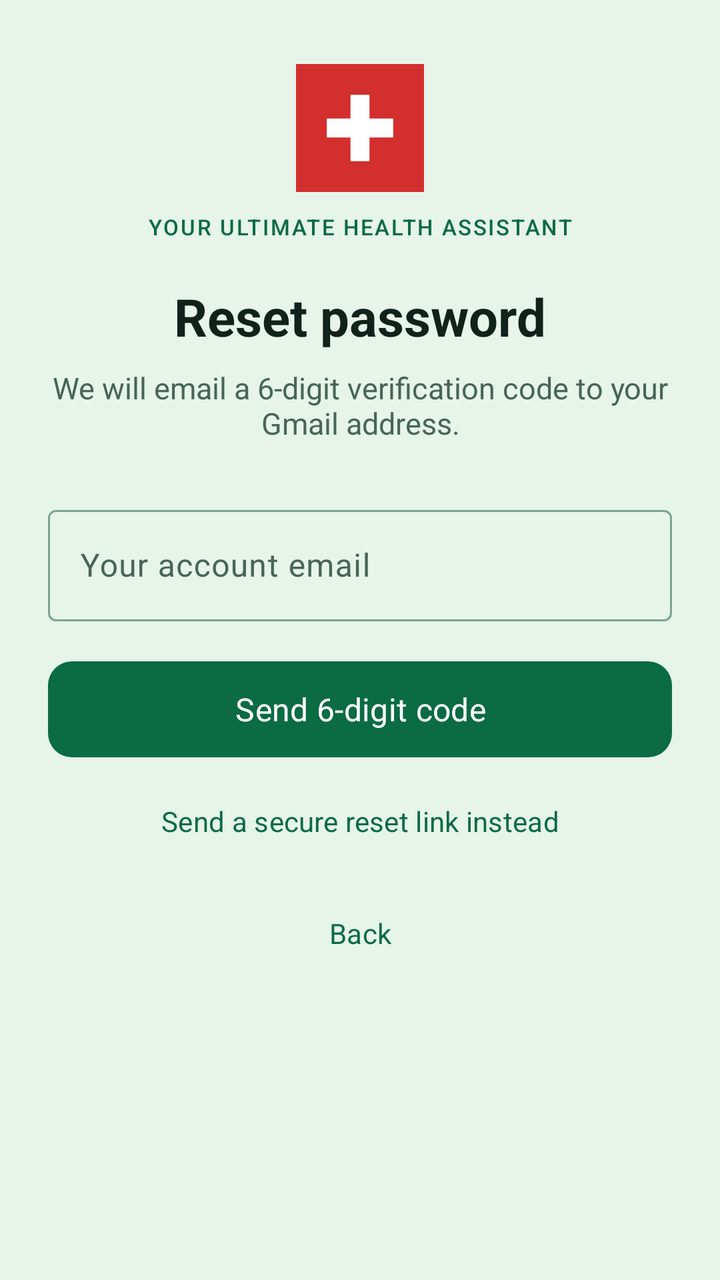
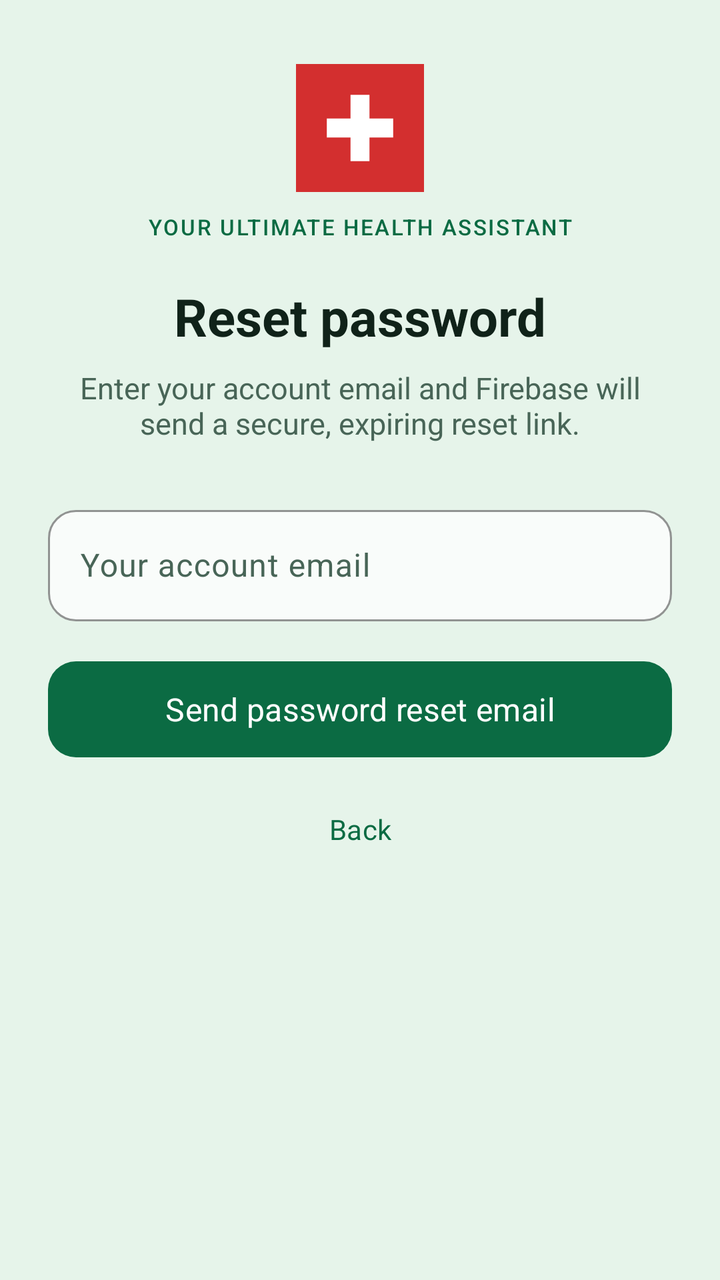

The first picture is an Android layout as it rendered before a commit; the second is the same layout after the commit. The layout source and the unified diff follow.
<!-- AndroidManifest.xml: application theme Theme.ShasthoBondhu -->
<!-- res/layout/fragment_forgot_password.xml -->
<?xml version="1.0" encoding="utf-8"?>
<ScrollView xmlns:android="http://schemas.android.com/apk/res/android"
    xmlns:app="http://schemas.android.com/apk/res-auto"
    android:layout_width="match_parent"
    android:layout_height="match_parent"
    android:background="@color/background"
    android:fillViewport="true">

    <LinearLayout
        android:layout_width="match_parent"
        android:layout_height="wrap_content"
        android:orientation="vertical"
        android:paddingHorizontal="24dp"
        android:paddingTop="32dp"
        android:paddingBottom="32dp">

        <ImageView
            android:layout_width="64dp"
            android:layout_height="64dp"
            android:layout_gravity="center_horizontal"
            android:contentDescription="@string/app_name"
            android:src="@drawable/ic_app_logo" />

        <TextView
            android:layout_width="match_parent"
            android:layout_height="wrap_content"
            android:layout_marginTop="10dp"
            android:fontFamily="sans-serif-medium"
            android:gravity="center"
            android:letterSpacing="0.08"
            android:text="@string/brand_tagline"
            android:textColor="@color/primary"
            android:textSize="11sp" />

        <TextView
            android:layout_width="match_parent"
            android:layout_height="wrap_content"
            android:layout_marginTop="20dp"
            android:gravity="center"
            android:text="@string/forgot_title"
            android:textColor="@color/text_primary"
            android:textSize="26sp"
            android:textStyle="bold" />

        <TextView
            android:id="@+id/tvSubtitle"
            android:layout_width="match_parent"
            android:layout_height="wrap_content"
            android:layout_marginTop="8dp"
            android:gravity="center"
            android:text="@string/forgot_subtitle"
            android:textColor="@color/text_secondary"
            android:textSize="15sp" />

        
        <LinearLayout
            android:id="@+id/groupEmail"
            android:layout_width="match_parent"
            android:layout_height="wrap_content"
            android:layout_marginTop="28dp"
            android:orientation="vertical">

            <com.google.android.material.textfield.TextInputLayout
                android:id="@+id/tilEmail"
                style="@style/Widget.Material3.TextInputLayout.OutlinedBox"
                android:layout_width="match_parent"
                android:layout_height="wrap_content"
                android:hint="@string/forgot_email_step">

                <com.google.android.material.textfield.TextInputEditText
                    android:id="@+id/etEmail"
                    android:layout_width="match_parent"
                    android:layout_height="wrap_content"
                    android:autofillHints="emailAddress"
                    android:inputType="textEmailAddress"
                    android:maxLines="1" />
            </com.google.android.material.textfield.TextInputLayout>

            <com.google.android.material.button.MaterialButton
                android:id="@+id/btnSendCode"
                android:layout_width="match_parent"
                android:layout_height="56dp"
                android:layout_marginTop="16dp"
                android:text="@string/send_reset_code"
                android:textAllCaps="false"
                android:textSize="16sp"
                app:cornerRadius="12dp" />

            <com.google.android.material.button.MaterialButton
                android:id="@+id/btnSendLink"
                style="@style/Widget.Material3.Button.TextButton"
                android:layout_width="match_parent"
                android:layout_height="wrap_content"
                android:layout_marginTop="4dp"
                android:text="@string/send_reset_link"
                android:textAllCaps="false" />
        </LinearLayout>

        
        <LinearLayout
            android:id="@+id/groupReset"
            android:layout_width="match_parent"
            android:layout_height="wrap_content"
            android:layout_marginTop="24dp"
            android:orientation="vertical"
            android:visibility="gone">

            <TextView
                android:id="@+id/tvCodeSent"
                android:layout_width="match_parent"
                android:layout_height="wrap_content"
                android:layout_marginBottom="12dp"
                android:textColor="@color/text_secondary"
                android:textSize="14sp" />

            <com.google.android.material.textfield.TextInputLayout
                android:id="@+id/tilCode"
                style="@style/Widget.Material3.TextInputLayout.OutlinedBox"
                android:layout_width="match_parent"
                android:layout_height="wrap_content"
                android:hint="@string/hint_verification_code">

                <com.google.android.material.textfield.TextInputEditText
                    android:id="@+id/etCode"
                    android:layout_width="match_parent"
                    android:layout_height="wrap_content"
                    android:inputType="number"
                    android:maxLength="6"
                    android:maxLines="1" />
            </com.google.android.material.textfield.TextInputLayout>

            <com.google.android.material.textfield.TextInputLayout
                android:id="@+id/tilNewPassword"
                style="@style/Widget.Material3.TextInputLayout.OutlinedBox"
                android:layout_width="match_parent"
                android:layout_height="wrap_content"
                android:layout_marginTop="12dp"
                android:hint="@string/hint_new_password"
                app:endIconMode="password_toggle">

                <com.google.android.material.textfield.TextInputEditText
                    android:id="@+id/etNewPassword"
                    android:layout_width="match_parent"
                    android:layout_height="wrap_content"
                    android:autofillHints="newPassword"
                    android:inputType="textPassword"
                    android:maxLines="1" />
            </com.google.android.material.textfield.TextInputLayout>

            <com.google.android.material.textfield.TextInputLayout
                android:id="@+id/tilConfirmPassword"
                style="@style/Widget.Material3.TextInputLayout.OutlinedBox"
                android:layout_width="match_parent"
                android:layout_height="wrap_content"
                android:layout_marginTop="12dp"
                android:hint="@string/hint_confirm_password"
                app:endIconMode="password_toggle">

                <com.google.android.material.textfield.TextInputEditText
                    android:id="@+id/etConfirmPassword"
                    android:layout_width="match_parent"
                    android:layout_height="wrap_content"
                    android:autofillHints="newPassword"
                    android:inputType="textPassword"
                    android:maxLines="1" />
            </com.google.android.material.textfield.TextInputLayout>

            <com.google.android.material.button.MaterialButton
                android:id="@+id/btnReset"
                android:layout_width="match_parent"
                android:layout_height="56dp"
                android:layout_marginTop="20dp"
                android:text="@string/action_reset_password"
                android:textAllCaps="false"
                android:textSize="16sp"
                app:cornerRadius="12dp" />

            <com.google.android.material.button.MaterialButton
                android:id="@+id/btnResend"
                style="@style/Widget.Material3.Button.TextButton"
                android:layout_width="wrap_content"
                android:layout_height="wrap_content"
                android:layout_gravity="center_horizontal"
                android:layout_marginTop="4dp"
                android:enabled="false"
                android:text="@string/resend_code"
                android:textAllCaps="false" />

            <TextView
                android:id="@+id/tvDemoCode"
                android:layout_width="match_parent"
                android:layout_height="wrap_content"
                android:layout_marginTop="16dp"
                android:background="@color/secondary"
                android:padding="12dp"
                android:textColor="@color/text_primary"
                android:textIsSelectable="true"
                android:textSize="14sp"
                android:visibility="gone" />
        </LinearLayout>

        
        <LinearLayout
            android:id="@+id/groupDone"
            android:layout_width="match_parent"
            android:layout_height="wrap_content"
            android:layout_marginTop="32dp"
            android:gravity="center_horizontal"
            android:orientation="vertical"
            android:visibility="gone">

            <TextView
                android:id="@+id/tvDoneTitle"
                android:layout_width="match_parent"
                android:layout_height="wrap_content"
                android:gravity="center"
                android:text="@string/reset_success_title"
                android:textColor="@color/text_primary"
                android:textSize="22sp"
                android:textStyle="bold" />

            <TextView
                android:id="@+id/tvDoneMessage"
                android:layout_width="match_parent"
                android:layout_height="wrap_content"
                android:layout_marginTop="8dp"
                android:gravity="center"
                android:text="@string/reset_success_message"
                android:textColor="@color/text_secondary"
                android:textSize="15sp" />

            <com.google.android.material.button.MaterialButton
                android:id="@+id/btnBackToLogin"
                android:layout_width="match_parent"
                android:layout_height="56dp"
                android:layout_marginTop="24dp"
                android:text="@string/action_back_to_login"
                android:textAllCaps="false"
                android:textSize="16sp"
                app:cornerRadius="12dp" />
        </LinearLayout>

        <ProgressBar
            android:id="@+id/progress"
            android:layout_width="wrap_content"
            android:layout_height="wrap_content"
            android:layout_gravity="center_horizontal"
            android:layout_marginTop="16dp"
            android:visibility="gone" />

        <TextView
            android:id="@+id/tvError"
            android:layout_width="match_parent"
            android:layout_height="wrap_content"
            android:layout_marginTop="12dp"
            android:textColor="@color/primary"
            android:textSize="14sp"
            android:visibility="gone" />

        <com.google.android.material.button.MaterialButton
            android:id="@+id/btnBack"
            style="@style/Widget.Material3.Button.TextButton"
            android:layout_width="wrap_content"
            android:layout_height="wrap_content"
            android:layout_gravity="center_horizontal"
            android:layout_marginTop="8dp"
            android:text="@string/action_back"
            android:textAllCaps="false" />

    </LinearLayout>
</ScrollView>
<!-- resources referenced by this layout -->
<resources>
  <color name="background">#E6F4EA</color>
  <color name="primary">#0B6B43</color>
  <color name="secondary">#F9FCFA</color>
  <color name="text_primary">#102219</color>
  <color name="text_secondary">#486557</color>
  <!-- drawable ic_app_logo (drawable) -->
  <?xml version="1.0" encoding="utf-8"?>
  <vector xmlns:android="http://schemas.android.com/apk/res/android"
      android:width="108dp"
      android:height="108dp"
      android:viewportWidth="108"
      android:viewportHeight="108">
      <path
          android:fillColor="#D32F2F"
          android:pathData="M0,0h108v108h-108z" />
      <path
          android:fillColor="#FFFFFF"
          android:pathData="M46,26h16v20h20v16h-20v20h-16v-20h-20v-16h20z" />
  </vector>
  <string name="action_back">Back</string>
  <string name="action_back_to_login">Back to login</string>
  <string name="action_reset_password">Reset password</string>
  <string name="app_name">ShasthoBondhu</string>
  <string name="brand_tagline">YOUR ULTIMATE HEALTH ASSISTANT</string>
  <string name="forgot_email_step">Your account email</string>
  <string name="forgot_subtitle">We will email a 6-digit verification code to your Gmail address.</string>
  <string name="forgot_title">Reset password</string>
  <string name="hint_confirm_password">Confirm new password</string>
  <string name="hint_new_password">New password</string>
  <string name="hint_verification_code">6-digit code from your email</string>
  <string name="resend_code">Resend code</string>
  <string name="reset_success_message">Your password has been changed. You can now sign in with your new password.</string>
  <string name="reset_success_title">Password updated</string>
  <string name="send_reset_code">Send 6-digit code</string>
  <string name="send_reset_link">Send a secure reset link instead</string>
  <style name="Theme.ShasthoBondhu" parent="Theme.Material3.DayNight.NoActionBar">
          <item name="colorPrimary">@color/primary</item>
          <item name="colorOnPrimary">@color/on_primary</item>
          <item name="colorPrimaryContainer">@color/primary_container</item>
          <item name="colorOnPrimaryContainer">@color/on_primary_container</item>
          <item name="colorSecondary">@color/emergency</item>
          <item name="colorOnSecondary">@color/on_primary</item>
          <item name="android:colorBackground">@color/background</item>
          <item name="colorOnBackground">@color/text_primary</item>
          <item name="colorSurface">@color/surface</item>
          <item name="colorOnSurface">@color/text_primary</item>
          <item name="colorSurfaceVariant">@color/surface_variant</item>
          <item name="colorOnSurfaceVariant">@color/text_secondary</item>
          <item name="colorOutline">@color/outline</item>
          <item name="android:fontFamily">sans-serif</item>
          <item name="android:windowBackground">@color/background</item>
          <item name="android:statusBarColor">@color/background</item>
          <item name="android:navigationBarColor">@color/background</item>
          <item name="android:windowLightStatusBar">true</item>
          <item name="android:windowLightNavigationBar" tools:targetApi="o_mr1">true</item>
      </style>
  <color name="on_primary">#FFFFFF</color>
  <color name="primary_container">#C9EAD5</color>
  <color name="on_primary_container">#073C27</color>
  <color name="emergency">#C83E45</color>
  <color name="surface">#F9FCFA</color>
  <color name="surface_variant">#D5E9DC</color>
  <color name="outline">#7AA58D</color>
</resources>

<!-- the commit's change to res/layout/fragment_forgot_password.xml (unified diff, before → after) -->
@@ -43,7 +43,6 @@
             android:textStyle="bold" />
 
         <TextView
-            android:id="@+id/tvSubtitle"
             android:layout_width="match_parent"
             android:layout_height="wrap_content"
             android:layout_marginTop="8dp"
@@ -52,7 +51,6 @@
             android:textColor="@color/text_secondary"
             android:textSize="15sp" />
 
-        
         <LinearLayout
             android:id="@+id/groupEmail"
             android:layout_width="match_parent"
@@ -62,7 +60,7 @@
 
             <com.google.android.material.textfield.TextInputLayout
                 android:id="@+id/tilEmail"
-                style="@style/Widget.Material3.TextInputLayout.OutlinedBox"
+                style="@style/Widget.Shastho.Input"
                 android:layout_width="match_parent"
                 android:layout_height="wrap_content"
                 android:hint="@string/forgot_email_step">
@@ -77,129 +75,15 @@
             </com.google.android.material.textfield.TextInputLayout>
 
             <com.google.android.material.button.MaterialButton
-                android:id="@+id/btnSendCode"
+                android:id="@+id/btnSendLink"
+                style="@style/Widget.Shastho.Button.Primary"
                 android:layout_width="match_parent"
                 android:layout_height="56dp"
                 android:layout_marginTop="16dp"
-                android:text="@string/send_reset_code"
-                android:textAllCaps="false"
-                android:textSize="16sp"
-                app:cornerRadius="12dp" />
-
-            <com.google.android.material.button.MaterialButton
-                android:id="@+id/btnSendLink"
-                style="@style/Widget.Material3.Button.TextButton"
-                android:layout_width="match_parent"
-                android:layout_height="wrap_content"
-                android:layout_marginTop="4dp"
                 android:text="@string/send_reset_link"
-                android:textAllCaps="false" />
+                android:textSize="16sp" />
         </LinearLayout>
 
-        
-        <LinearLayout
-            android:id="@+id/groupReset"
-            android:layout_width="match_parent"
-            android:layout_height="wrap_content"
-            android:layout_marginTop="24dp"
-            android:orientation="vertical"
-            android:visibility="gone">
-
-            <TextView
-                android:id="@+id/tvCodeSent"
-                android:layout_width="match_parent"
-                android:layout_height="wrap_content"
-                android:layout_marginBottom="12dp"
-                android:textColor="@color/text_secondary"
-                android:textSize="14sp" />
-
-            <com.google.android.material.textfield.TextInputLayout
-                android:id="@+id/tilCode"
-                style="@style/Widget.Material3.TextInputLayout.OutlinedBox"
-                android:layout_width="match_parent"
-                android:layout_height="wrap_content"
-                android:hint="@string/hint_verification_code">
-
-                <com.google.android.material.textfield.TextInputEditText
-                    android:id="@+id/etCode"
-                    android:layout_width="match_parent"
-                    android:layout_height="wrap_content"
-                    android:inputType="number"
-                    android:maxLength="6"
-                    android:maxLines="1" />
-            </com.google.android.material.textfield.TextInputLayout>
-
-            <com.google.android.material.textfield.TextInputLayout
-                android:id="@+id/tilNewPassword"
-                style="@style/Widget.Material3.TextInputLayout.OutlinedBox"
-                android:layout_width="match_parent"
-                android:layout_height="wrap_content"
-                android:layout_marginTop="12dp"
-                android:hint="@string/hint_new_password"
-                app:endIconMode="password_toggle">
-
-                <com.google.android.material.textfield.TextInputEditText
-                    android:id="@+id/etNewPassword"
-                    android:layout_width="match_parent"
-                    android:layout_height="wrap_content"
-                    android:autofillHints="newPassword"
-                    android:inputType="textPassword"
-                    android:maxLines="1" />
-            </com.google.android.material.textfield.TextInputLayout>
-
-            <com.google.android.material.textfield.TextInputLayout
-                android:id="@+id/tilConfirmPassword"
-                style="@style/Widget.Material3.TextInputLayout.OutlinedBox"
-                android:layout_width="match_parent"
-                android:layout_height="wrap_content"
-                android:layout_marginTop="12dp"
-                android:hint="@string/hint_confirm_password"
-                app:endIconMode="password_toggle">
-
-                <com.google.android.material.textfield.TextInputEditText
-                    android:id="@+id/etConfirmPassword"
-                    android:layout_width="match_parent"
-                    android:layout_height="wrap_content"
-                    android:autofillHints="newPassword"
-                    android:inputType="textPassword"
-                    android:maxLines="1" />
-            </com.google.android.material.textfield.TextInputLayout>
-
-            <com.google.android.material.button.MaterialButton
-                android:id="@+id/btnReset"
-                android:layout_width="match_parent"
-                android:layout_height="56dp"
-                android:layout_marginTop="20dp"
-                android:text="@string/action_reset_password"
-                android:textAllCaps="false"
-                android:textSize="16sp"
-                app:cornerRadius="12dp" />
-
-            <com.google.android.material.button.MaterialButton
-                android:id="@+id/btnResend"
-                style="@style/Widget.Material3.Button.TextButton"
-                android:layout_width="wrap_content"
-                android:layout_height="wrap_content"
-                android:layout_gravity="center_horizontal"
-                android:layout_marginTop="4dp"
-                android:enabled="false"
-                android:text="@string/resend_code"
-                android:textAllCaps="false" />
-
-            <TextView
-                android:id="@+id/tvDemoCode"
-                android:layout_width="match_parent"
-                android:layout_height="wrap_content"
-                android:layout_marginTop="16dp"
-                android:background="@color/secondary"
-                android:padding="12dp"
-                android:textColor="@color/text_primary"
-                android:textIsSelectable="true"
-                android:textSize="14sp"
-                android:visibility="gone" />
-        </LinearLayout>
-
-        
         <LinearLayout
             android:id="@+id/groupDone"
             android:layout_width="match_parent"
@@ -210,11 +94,10 @@
             android:visibility="gone">
 
             <TextView
-                android:id="@+id/tvDoneTitle"
                 android:layout_width="match_parent"
                 android:layout_height="wrap_content"
                 android:gravity="center"
-                android:text="@string/reset_success_title"
+                android:text="@string/reset_link_sent_title"
                 android:textColor="@color/text_primary"
                 android:textSize="22sp"
                 android:textStyle="bold" />
@@ -225,19 +108,17 @@
                 android:layout_height="wrap_content"
                 android:layout_marginTop="8dp"
                 android:gravity="center"
-                android:text="@string/reset_success_message"
                 android:textColor="@color/text_secondary"
                 android:textSize="15sp" />
 
             <com.google.android.material.button.MaterialButton
                 android:id="@+id/btnBackToLogin"
+                style="@style/Widget.Shastho.Button.Primary"
                 android:layout_width="match_parent"
                 android:layout_height="56dp"
                 android:layout_marginTop="24dp"
                 android:text="@string/action_back_to_login"
-                android:textAllCaps="false"
-                android:textSize="16sp"
-                app:cornerRadius="12dp" />
+                android:textSize="16sp" />
         </LinearLayout>
 
         <ProgressBar
@@ -253,7 +134,7 @@
             android:layout_width="match_parent"
             android:layout_height="wrap_content"
             android:layout_marginTop="12dp"
-            android:textColor="@color/primary"
+            android:textColor="@color/emergency"
             android:textSize="14sp"
             android:visibility="gone" />
 
@@ -266,6 +147,5 @@
             android:layout_marginTop="8dp"
             android:text="@string/action_back"
             android:textAllCaps="false" />
-
     </LinearLayout>
 </ScrollView>
<!-- resource entries referenced after the edit -->
@@ -2,7 +2,6 @@
 <resources>
   <color name="background">#E6F4EA</color>
   <color name="primary">#0B6B43</color>
-  <color name="secondary">#F9FCFA</color>
   <color name="text_primary">#102219</color>
   <color name="text_secondary">#486557</color>
   <!-- drawable ic_app_logo (drawable) -->
@@ -21,20 +20,29 @@
   </vector>
   <string name="action_back">Back</string>
   <string name="action_back_to_login">Back to login</string>
-  <string name="action_reset_password">Reset password</string>
   <string name="app_name">ShasthoBondhu</string>
   <string name="brand_tagline">YOUR ULTIMATE HEALTH ASSISTANT</string>
   <string name="forgot_email_step">Your account email</string>
-  <string name="forgot_subtitle">We will email a 6-digit verification code to your Gmail address.</string>
+  <string name="forgot_subtitle">Enter your account email and Firebase will send a secure, expiring reset link.</string>
   <string name="forgot_title">Reset password</string>
-  <string name="hint_confirm_password">Confirm new password</string>
-  <string name="hint_new_password">New password</string>
-  <string name="hint_verification_code">6-digit code from your email</string>
-  <string name="resend_code">Resend code</string>
-  <string name="reset_success_message">Your password has been changed. You can now sign in with your new password.</string>
-  <string name="reset_success_title">Password updated</string>
-  <string name="send_reset_code">Send 6-digit code</string>
-  <string name="send_reset_link">Send a secure reset link instead</string>
+  <string name="reset_link_sent_title">Reset link sent</string>
+  <string name="send_reset_link">Send password reset email</string>
+  <style name="Widget.Shastho.Button.Primary" parent="Widget.Material3.Button">
+          <item name="backgroundTint">@color/primary</item>
+          <item name="android:textColor">@color/on_primary</item>
+          <item name="cornerRadius">14dp</item>
+          <item name="android:minHeight">52dp</item>
+          <item name="android:textAllCaps">false</item>
+      </style>
+  <style name="Widget.Shastho.Input" parent="Widget.Material3.TextInputLayout.OutlinedBox">
+          <item name="boxBackgroundColor">@color/surface</item>
+          <item name="boxStrokeColor">@color/primary</item>
+          <item name="boxCornerRadiusTopStart">14dp</item>
+          <item name="boxCornerRadiusTopEnd">14dp</item>
+          <item name="boxCornerRadiusBottomStart">14dp</item>
+          <item name="boxCornerRadiusBottomEnd">14dp</item>
+          <item name="hintTextColor">@color/text_secondary</item>
+      </style>
   <style name="Theme.ShasthoBondhu" parent="Theme.Material3.DayNight.NoActionBar">
           <item name="colorPrimary">@color/primary</item>
           <item name="colorOnPrimary">@color/on_primary</item>
